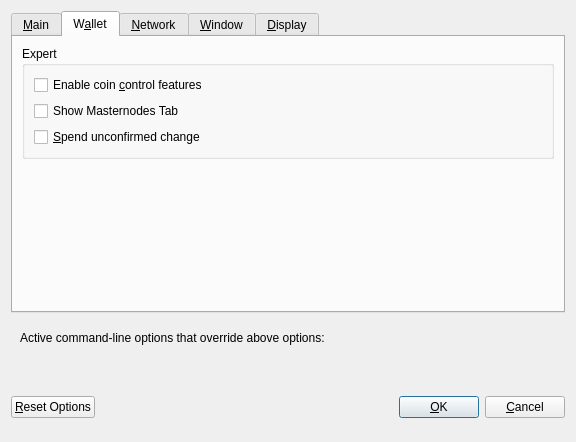
Before: the Qt Designer form src/qt/forms/optionsdialog.ui in beetledev/Wallet, drawn with Qt 5.
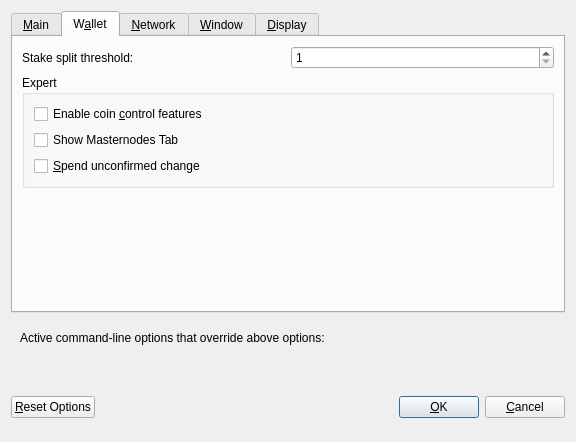
After: the same form once the commit is applied. The open tabs and pages were chosen to show the change. Custom widgets are drawn as their Qt base class.

The edit to the form file:
```diff
--- a/src/qt/forms/optionsdialog.ui
+++ b/src/qt/forms/optionsdialog.ui
@@ -203,6 +203,27 @@
        <string>W&amp;allet</string>
       </attribute>
       <layout class="QVBoxLayout" name="verticalLayout_Wallet">
+       <item>
+        <layout class="QHBoxLayout" name="horizontalLayout_2_Wallet">
+         <item>
+          <widget class="QLabel" name="labelStakeSplitThresholdText">
+           <property name="text">
+            <string>Stake split threshold:</string>
+           </property>
+          </widget>
+         </item>
+         <item>
+          <widget class="QSpinBox" name="spinBoxStakeSplitThreshold">
+           <property name="minimum">
+            <number>1</number>
+           </property>
+           <property name="maximum">
+            <number>999999</number>
+           </property>
+          </widget>
+         </item>
+        </layout>
+       </item>
        <item>
         <widget class="QGroupBox" name="groupBox">
          <property name="title">
```
Left out of the diff: 34 changed lines with no effect on the pictures.
